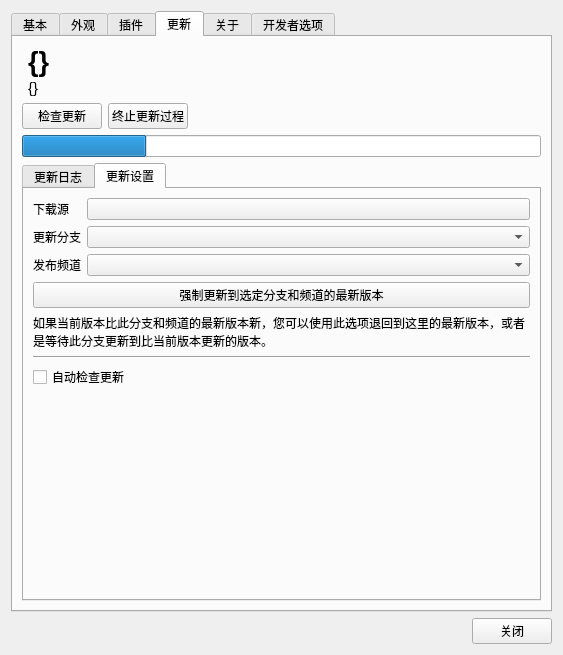
This is UISource/settings.ui in HelloWRC/W-DesktopCountdown as Qt 5 draws it before an edit. The edited form follows.
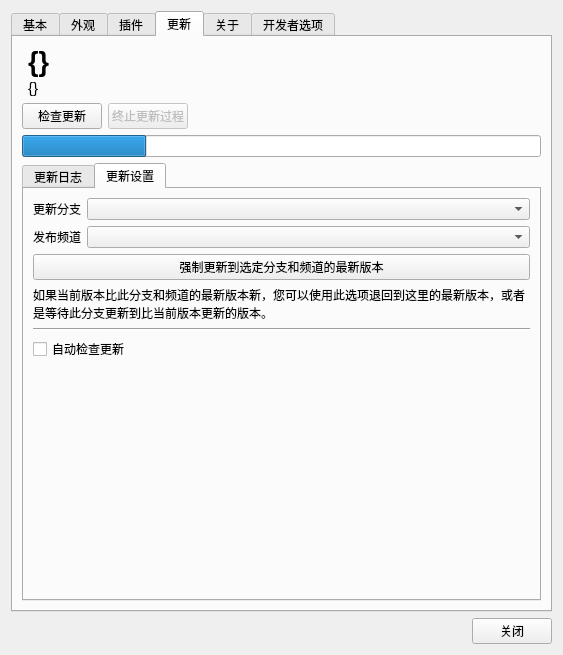
This is the edited form. The open tabs and pages were chosen to show the change. Icons and pictures are not drawn.

Commit message: 更新界面的改进

Patch:
```diff
--- a/UISource/settings.ui
+++ b/UISource/settings.ui
@@ -335,6 +335,9 @@
          </item>
          <item>
           <widget class="QPushButton" name="btn_stop_update">
+           <property name="enabled">
+            <bool>false</bool>
+           </property>
            <property name="text">
             <string>终止更新过程</string>
            </property>
@@ -465,47 +468,33 @@
           </attribute>
           <layout class="QFormLayout" name="formLayout_3">
            <item row="0" column="0">
-            <widget class="QLabel" name="label_10">
-             <property name="text">
-              <string>下载源</string>
-             </property>
-            </widget>
-           </item>
-           <item row="0" column="1">
-            <widget class="QPushButton" name="pushButton_8">
-             <property name="text">
-              <string/>
-             </property>
-            </widget>
-           </item>
-           <item row="1" column="0">
             <widget class="QLabel" name="label_4">
              <property name="text">
               <string>更新分支</string>
              </property>
             </widget>
            </item>
-           <item row="1" column="1">
+           <item row="0" column="1">
             <widget class="QComboBox" name="cb_update_branch"/>
            </item>
-           <item row="2" column="0">
+           <item row="1" column="0">
             <widget class="QLabel" name="label_6">
              <property name="text">
               <string>发布频道</string>
              </property>
             </widget>
            </item>
-           <item row="2" column="1">
+           <item row="1" column="1">
             <widget class="QComboBox" name="cb_update_channel"/>
            </item>
-           <item row="3" column="0" colspan="2">
+           <item row="2" column="0" colspan="2">
             <widget class="QPushButton" name="btn_force_update">
              <property name="text">
               <string>强制更新到选定分支和频道的最新版本</string>
              </property>
             </widget>
            </item>
-           <item row="4" column="0" colspan="2">
+           <item row="3" column="0" colspan="2">
             <widget class="QLabel" name="label_7">
              <property name="text">
               <string>如果当前版本比此分支和频道的最新版本新，您可以使用此选项退回到这里的最新版本，或者是等待此分支更新到比当前版本更新的版本。</string>
@@ -515,7 +504,7 @@
              </property>
             </widget>
            </item>
-           <item row="5" column="0" colspan="2">
+           <item row="4" column="0" colspan="2">
             <widget class="Line" name="line">
              <property name="minimumSize">
               <size>
@@ -528,7 +517,7 @@
              </property>
             </widget>
            </item>
-           <item row="6" column="0" colspan="2">
+           <item row="5" column="0" colspan="2">
             <widget class="QCheckBox" name="cb_auto_check_update">
              <property name="text">
               <string>自动检查更新</string>
```
The commit also changes 3 other files.
